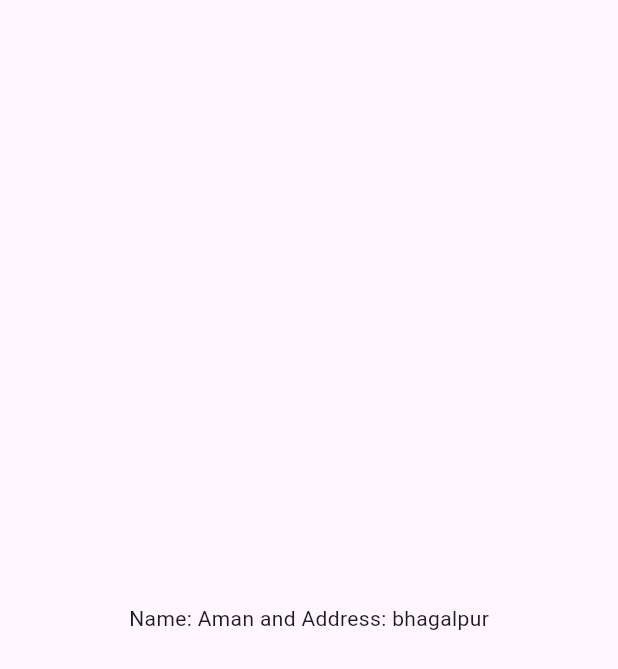
After one commit to AmanKumar2324/riverpod_routing_and_statemanagement, a Flutter app: the screen it shows after launch, on a phone screen of 412 x 824 dp. The commit adds this screen. Shown: the top 669 px of the screen. Run offline on Flutter 3.47's test engine with Material 3 defaults, Android fonts, the phone set to English and light mode, and no system bars; our stand-ins replace equatable, flutter_riverpod.

Commit message:
family modifiers done

```diff
--- /dev/null
+++ b/lib/family_modifiers/family_modifiers.dart
@@ -0,0 +1,27 @@
+import 'package:flutter/material.dart';
+import 'package:flutter_riverpod/flutter_riverpod.dart';
+
+import './user.dart';
+
+final userInfoProvider = Provider.family<String, Users>((ref, user) {
+  return "Name: ${user.name} and Address: ${user.address}";
+});
+
+class LearningFamilyModifiers extends ConsumerStatefulWidget {
+  const LearningFamilyModifiers({super.key});
+
+  @override
+  ConsumerState<ConsumerStatefulWidget> createState() =>
+      LearningFamilyModifiersState();
+}
+
+class LearningFamilyModifiersState
+    extends ConsumerState<LearningFamilyModifiers> {
+  @override
+  Widget build(BuildContext context) {
+    final userInfo = ref.watch(userInfoProvider(Users('Aman', 'bhagalpur')));
+    return Scaffold(
+      body: Center(child: Text(userInfo)),
+    );
+  }
+}
--- /dev/null
+++ b/lib/family_modifiers/user.dart
@@ -0,0 +1,12 @@
+import 'package:equatable/equatable.dart';
+
+class Users extends Equatable {
+  final String name;
+  final String address;
+
+  Users(this.name, this.address);
+  @override
+  List<Object?> get props {
+    return [name, address];
+  }
+}
--- a/lib/main.dart
+++ b/lib/main.dart
@@ -1,7 +1,8 @@
 import 'package:flutter/material.dart';
 import 'package:flutter_riverpod/flutter_riverpod.dart';
+import 'package:learning_riverpod/family_modifiers/family_modifiers.dart';
 import 'package:learning_riverpod/statenotifierprovider/counter_logic.dart';
-import 'package:learning_riverpod/statenotifierprovider/state_notifier_provider.dart';
+import 'package:learning_riverpod/stream_provider/stream_provider.dart';
 
 //creating a provider
 
@@ -24,7 +25,7 @@ class MyApp extends StatelessWidget {
     return MaterialApp(
       theme: ThemeData(primarySwatch: Colors.blue),
       debugShowCheckedModeBanner: false,
-      home: const LearningStateNotifierProvider(),
+      home: const LearningFamilyModifiers(),
     );
   }
 }
--- a/pubspec.yaml
+++ b/pubspec.yaml
@@ -29,9 +29,11 @@ environment:
 # versions available, run `flutter pub outdated`.
 dependencies:
   cupertino_icons: ^1.0.2
+  equatable: ^2.0.5
   flutter:
     sdk: flutter
   flutter_riverpod: ^2.4.9
+  japanese_family_name_generator: ^0.0.1
   riverpod: ^2.4.9
 
 dev_dependencies:
```
Also changed, not shown: pubspec.lock.
